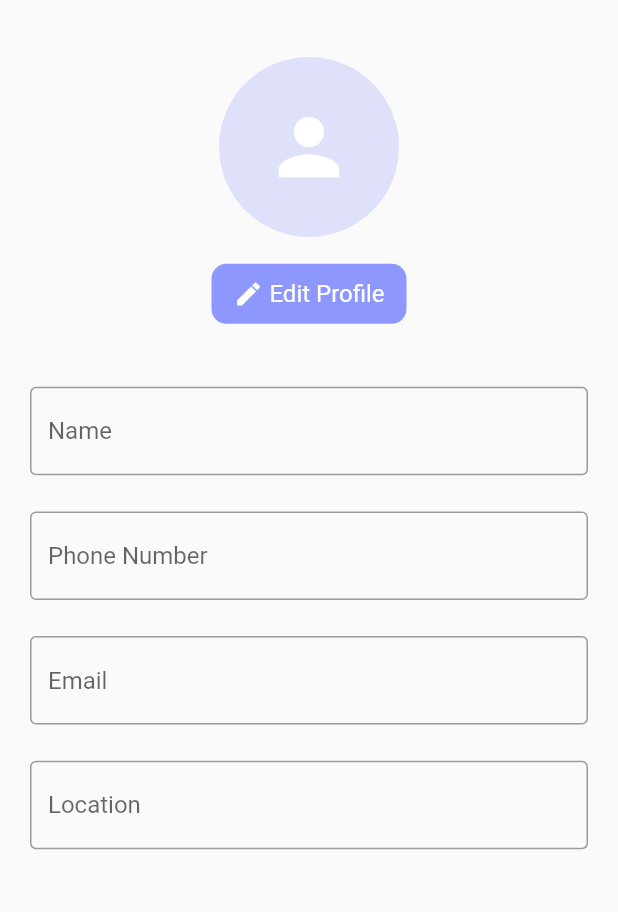
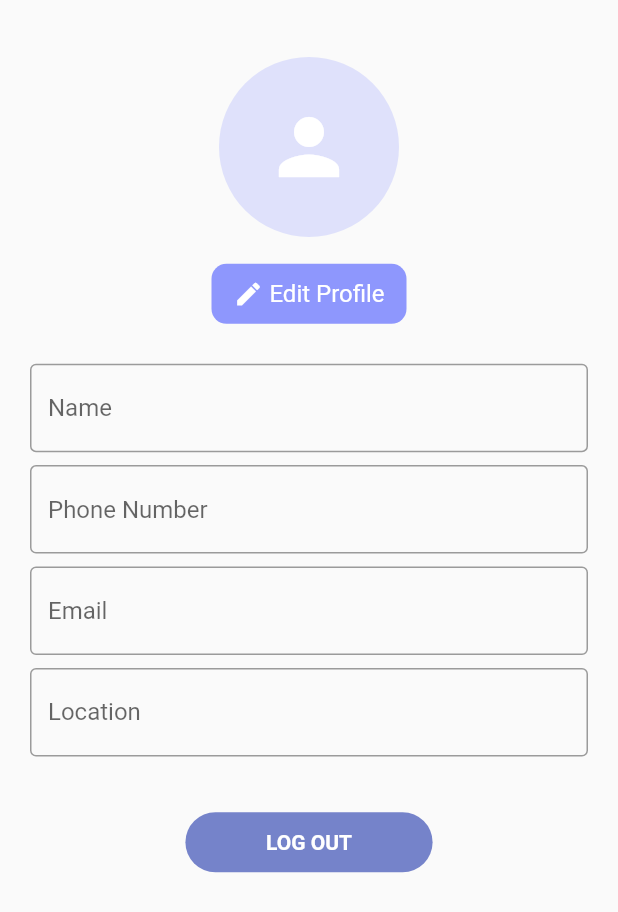
Before and after one commit to ShrutiNigamgit/scrap2art, a Flutter app: the ProfilePage screen opened directly, on a phone screen of 412 x 824 dp. Shown: the top 912 px of the screen. Run offline on Flutter 3.47's test engine with Material 2 defaults, Android fonts, the phone set to English and light mode, and no system bars; our stand-ins replace animated_bottom_navigation_bar, cached_network_image, cloud_firestore, firebase_auth, firebase_core, firebase_storage and 3 more; accounts and stored records are empty.

```diff
--- a/lib/UI/Profile.dart
+++ b/lib/UI/Profile.dart
@@ -1,3 +1,4 @@
+import 'package:firebase_auth/firebase_auth.dart';
 import 'package:flutter/material.dart';
 import 'package:flutter/material.dart';
 
@@ -24,13 +25,6 @@ class _ProfilePageState extends State<ProfilePage> {
                 child: Column(
                   mainAxisAlignment: MainAxisAlignment.spaceEvenly,
                   children: [
-                    // Text(
-                    //   "Profile",
-                    //   style: TextStyle(
-                    //     fontWeight: FontWeight.w500,
-                    //     fontSize: 25,
-                    //   ),
-                    // ),
                     CircleAvatar(
                       backgroundColor: Color(0x408E97FD),
                       radius: 60,
@@ -102,6 +96,29 @@ class _ProfilePageState extends State<ProfilePage> {
                         hintText: 'Location',
                       ),
                     ),
+                    SizedBox(
+                      height: 20,
+                    ),
+                    GestureDetector(
+                      onTap: logout,
+                      child: Container(
+                        width: MediaQuery.of(context).size.width * 0.4,
+                        height: 40,
+                        decoration: BoxDecoration(
+                          color: Color(0xFF7583CA),
+                          borderRadius: BorderRadius.circular(30),
+                        ),
+                        child: Center(
+                          child: Text(
+                            'LOG OUT',
+                            style: TextStyle(
+                              color: Colors.white,
+                              fontWeight: FontWeight.bold,
+                            ),
+                          ),
+                        ),
+                      ),
+                    ),
                   ],
                 ),
               ),
@@ -115,4 +132,17 @@ class _ProfilePageState extends State<ProfilePage> {
       ),
     );
   }
+
+  void logout() async {
+    try {
+      // Sign the user out using FirebaseAuth
+      await FirebaseAuth.instance.signOut();
+
+      // Navigate to the login screen after successful logout
+      Navigator.pushNamedAndRemoveUntil(context, 'initial_Welcome_Screen', (route) => false);
+    } catch (e) {
+      // Handle any potential errors during the logout process
+      print('Error during logout: $e');
+    }
+  }
 }
--- a/lib/registrationPages/initial_Welcome_Screen.dart
+++ b/lib/registrationPages/initial_Welcome_Screen.dart
@@ -12,6 +12,7 @@ class initialWelcomeScreen extends StatefulWidget {
 }
 
 class _initialWelcomeScreenState extends State<initialWelcomeScreen> {
+
   @override
   Widget build(BuildContext context) {
     return Scaffold(
@@ -71,7 +72,8 @@ class _initialWelcomeScreenState extends State<initialWelcomeScreen> {
                     color: Colors.white,
                     fontWeight: FontWeight.bold,
                   ),
-                )),
+                ),
+                ),
               ),
             ),
             SizedBox(height: 20),
```
Also changed, not shown: lib/main.dart (+18 -12 lines), lib/registrationPages/signUpPage.dart (+23 -5 lines).
